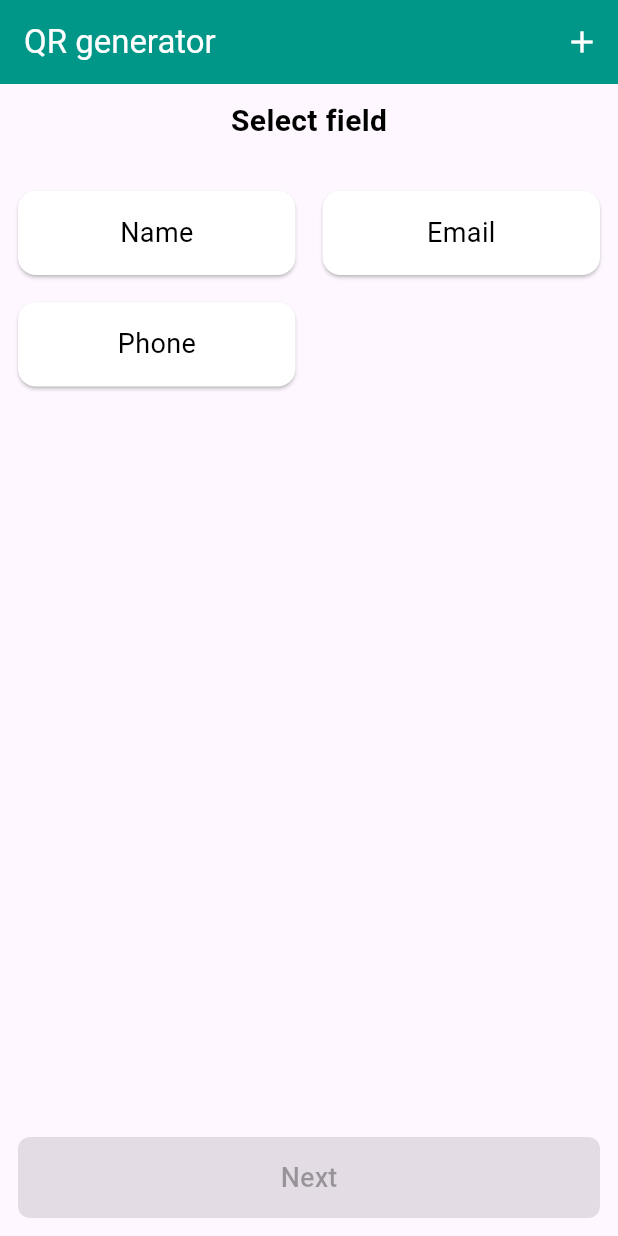
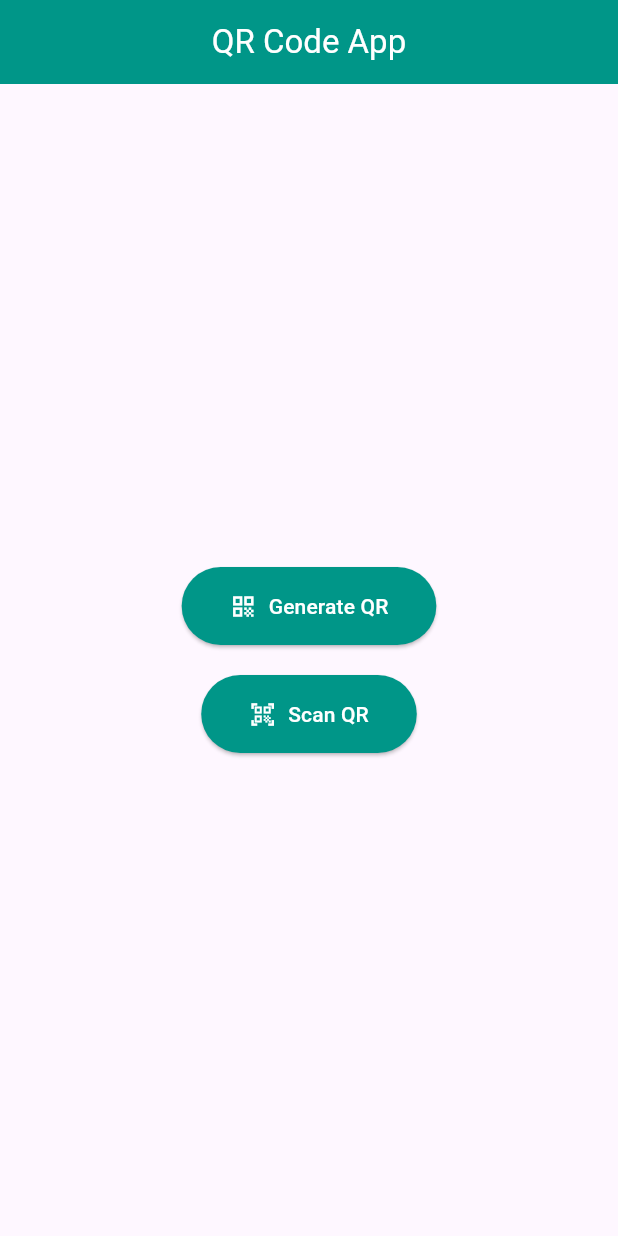
Before and after one commit to Mugeshrts/qr_generator, a Flutter app: the screen it shows after launch, on a phone screen of 412 x 824 dp. Run offline on Flutter 3.47's test engine with Material 3 defaults, Android fonts, the phone set to English and light mode, and no system bars; our stand-ins replace bloc, equatable, flutter_bloc, get, get_storage, open_file and 6 more; missing offline and left inert: mobile_scanner.

Commit message:
initially completed sacn and generate QR code

```diff
--- a/lib/datainput/datainputui.dart
+++ b/lib/datainput/datainputui.dart
@@ -11,7 +11,7 @@ import 'package:qr_generator/qrgenerator/qrui.dart';
 class InputPage extends StatelessWidget {
   final List<String> selectedFields;
 
-  const InputPage({Key? key, required this.selectedFields}) : super(key: key);
+  const InputPage({super.key, required this.selectedFields});
 
   @override
   Widget build(BuildContext context) {
--- /dev/null
+++ b/lib/home/home.dart
@@ -0,0 +1,47 @@
+import 'package:flutter/material.dart';
+import 'package:get/get.dart';
+import 'package:qr_generator/qrgenerator/qrui.dart';
+import 'package:qr_generator/qrscanner/qrscanui.dart';
+import 'package:qr_generator/selectfield/selectionui.dart';
+
+
+class HomeScreen extends StatelessWidget {
+  @override
+  Widget build(BuildContext context) {
+    return Scaffold(
+      appBar: AppBar(
+        title: Text("QR Code App", style: TextStyle(color: Colors.white)),
+        backgroundColor: Colors.teal,
+        centerTitle: true,
+      ),
+      body: Center(
+        child: Column(
+          mainAxisAlignment: MainAxisAlignment.center,
+          children: [
+            ElevatedButton.icon(
+              onPressed: () => Get.to(() => SelectionPage()),
+              icon: Icon(Icons.qr_code),
+              label: Text("Generate QR",style: TextStyle(color: Colors.white),),
+              style: ElevatedButton.styleFrom(
+                backgroundColor: Colors.teal,
+                iconColor: Colors.white,
+                padding: EdgeInsets.symmetric(vertical: 16, horizontal: 32),
+              ),
+            ),
+            SizedBox(height: 20),
+            ElevatedButton.icon(
+              onPressed: () => Get.to(() => QrScannerPage()),
+              icon: Icon(Icons.qr_code_scanner),
+              label: Text("Scan QR",style: TextStyle(color: Colors.white),),
+              style: ElevatedButton.styleFrom(
+                backgroundColor: Colors.teal,
+                iconColor: Colors.white,
+                padding: EdgeInsets.symmetric(vertical: 16, horizontal: 32),
+              ),
+            ),
+          ],
+        ),
+      ),
+    );
+  }
+}
--- a/lib/main.dart
+++ b/lib/main.dart
@@ -2,8 +2,12 @@ import 'package:flutter/material.dart';
 import 'package:flutter_bloc/flutter_bloc.dart';
 import 'package:get/get_navigation/src/root/get_material_app.dart';
 import 'package:get_storage/get_storage.dart';
+import 'package:qr_generator/home/home.dart';
+import 'package:qr_generator/qrscanner/qrscanbloc.dart';
+import 'package:qr_generator/qrscanner/qrscanui.dart';
 import 'package:qr_generator/selectfield/selectionbloc.dart';
 import 'package:qr_generator/selectfield/selectionui.dart';
+import 'package:qr_generator/splash/splash.dart';
 
 void main() async{
   // WidgetsFlutterBinding.ensureInitialized(); // Ensure plugins are initialized
@@ -12,13 +16,18 @@ void main() async{
 }
 
 class MyApp extends StatelessWidget {
+  const MyApp({super.key});
+
   @override
   Widget build(BuildContext context) {
-    return BlocProvider(
-      create: (context) => SelectionBloc(),
+    return MultiBlocProvider(
+      providers: [
+        BlocProvider(create: (context) => SelectionBloc()),
+       // BlocProvider(create: (context) => QrScanBloc()),
+      ],
       child: GetMaterialApp(
         debugShowCheckedModeBanner: false,
-        home: SelectionPage(),
+        home: SplashScreen(),
       ),
     );
   }
--- a/lib/selectfield/selectionbloc.dart
+++ b/lib/selectfield/selectionbloc.dart
@@ -1,5 +1,4 @@
 import 'package:bloc/bloc.dart';
-import 'package:get_storage/get_storage.dart';
 import 'package:qr_generator/selectfield/selectionevent.dart';
 import 'package:qr_generator/selectfield/selectionstate.dart';
 
--- a/lib/selectfield/selectionui.dart
+++ b/lib/selectfield/selectionui.dart
@@ -9,6 +9,8 @@ import 'package:qr_generator/selectfield/selectionstate.dart';
 
 class SelectionPage extends StatelessWidget {
   final TextEditingController newCardController = TextEditingController();
+
+  SelectionPage({super.key});
 
   @override
   Widget build(BuildContext context) {
--- a/pubspec.yaml
+++ b/pubspec.yaml
@@ -43,6 +43,11 @@ dependencies:
   screenshot: ^3.0.0
   printing: ^5.14.2
   share_plus: ^10.1.4
+  open_file: ^3.5.10
+  permission_handler: ^11.4.0
+  pdf: ^3.11.3
+  qr_code_scanner_plus: ^2.0.10+1
+  mobile_scanner: ^6.0.7
 
 dev_dependencies:
   flutter_test:
```
Also changed, not shown: lib/decodeddata/decodeddata.dart (added, +154 -0 lines), lib/qrgenerator/qrui.dart (+88 -21 lines), lib/qrscanner/qrscanbloc.dart (added, +16 -0 lines), lib/qrscanner/qrscanevent.dart (added, +17 -0 lines), lib/qrscanner/qrscanstate.dart (added, +20 -0 lines), lib/qrscanner/qrscanui.dart (added, +62 -0 lines), lib/splash/splash.dart (added, +63 -0 lines), pubspec.lock, 29 other files.
